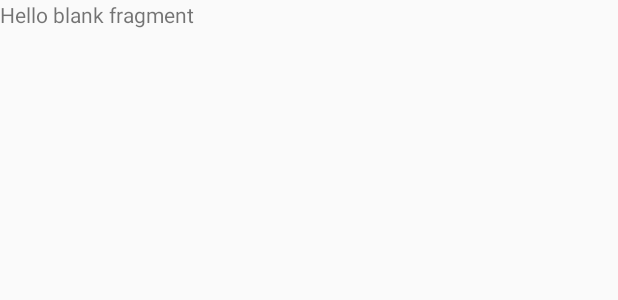
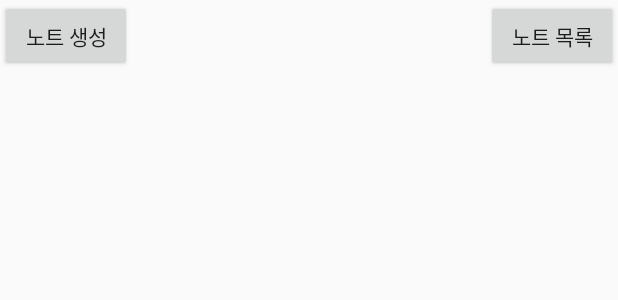
Before and after one commit to InsuJeong77/qrnote, an Android app: the layout fragment_note.xml on its own in the app's theme, with its tools: preview values and no code run, on a phone screen of 412 x 824 dp. Shown: the top 300 px of the screen. Run offline under Robolectric (Android 15) with nearby library versions, the phone set to English and light mode, and no system bars.

Commit message:
main, note page button create
main, note page button create,
readme.md file location changed

```diff
--- a/client/app/src/main/res/layout/fragment_main.xml
+++ b/client/app/src/main/res/layout/fragment_main.xml
@@ -9,12 +9,14 @@
         android:id="@+id/button"
         android:layout_width="wrap_content"
         android:layout_height="wrap_content"
-        android:text="QR코드 스캔" />
+        android:layout_gravity="left"
+        android:text="@string/qr_scan" />
 
     <Button
         android:id="@+id/button2"
         android:layout_width="wrap_content"
         android:layout_height="wrap_content"
-        android:text="주변 QR노트 찾기" />
+        android:layout_gravity="right"
+        android:text="@string/qr_find" />
 
 </FrameLayout>
--- a/client/app/src/main/res/layout/fragment_note.xml
+++ b/client/app/src/main/res/layout/fragment_note.xml
@@ -5,10 +5,18 @@
     android:layout_height="match_parent"
     tools:context=".NoteFragment">
 
-    <!-- TODO: Update blank fragment layout -->
-    <TextView
-        android:layout_width="match_parent"
-        android:layout_height="match_parent"
-        android:text="@string/hello_blank_fragment" />
+    <Button
+        android:id="@+id/button3"
+        android:layout_width="wrap_content"
+        android:layout_height="wrap_content"
+        android:layout_gravity="left"
+        android:text="@string/note_create" />
+
+    <Button
+        android:id="@+id/button4"
+        android:layout_width="wrap_content"
+        android:layout_height="wrap_content"
+        android:layout_gravity="right"
+        android:text="@string/note_list" />
 
 </FrameLayout>
--- a/client/app/src/main/res/values/strings.xml
+++ b/client/app/src/main/res/values/strings.xml
@@ -1,5 +1,7 @@
 <resources>
     <string name="app_name">qrnote</string>
-    <!-- TODO: Remove or change this placeholder text -->
-    <string name="hello_blank_fragment">Hello blank fragment</string>
+    <string name="qr_scan">QR 코드 스캔</string>
+    <string name="qr_find">주변 QR노트 찾기</string>
+    <string name="note_create">노트 생성</string>
+    <string name="note_list">노트 목록</string>
 </resources>
```
Also changed, not shown: 2 other files.
